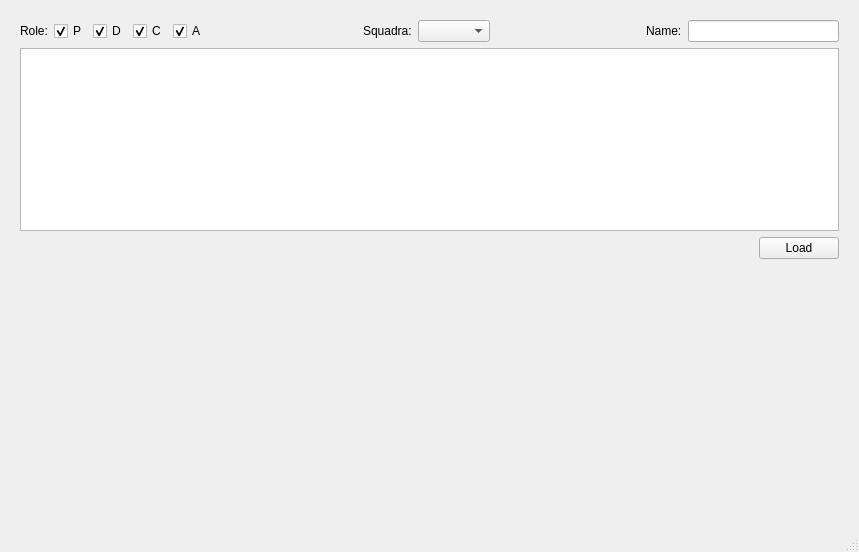
This is mainwindow.ui in andregri/fantacalcio-asta as Qt 5 draws it before an edit. The edited form follows.
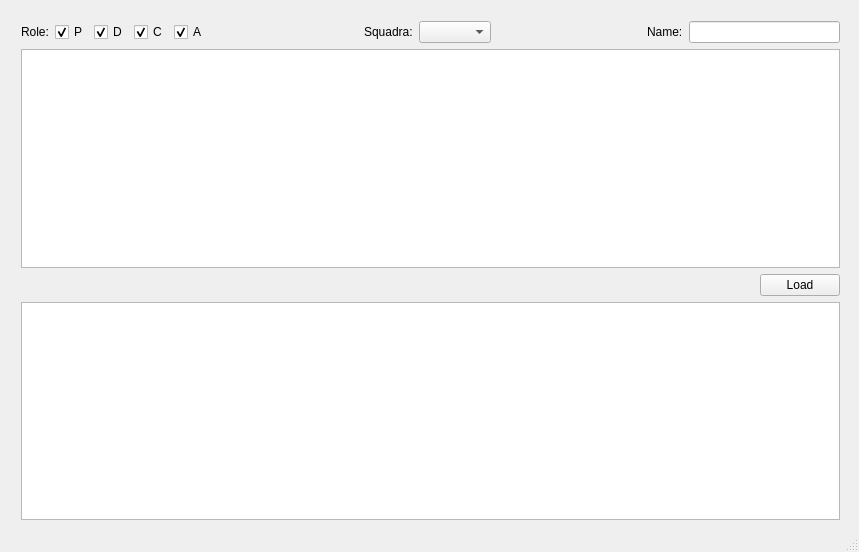
This is the edited form.

Commit message: add recap table of teams

```diff
--- a/mainwindow.ui
+++ b/mainwindow.ui
@@ -14,13 +14,13 @@
    <string>MainWindow</string>
   </property>
   <widget class="QWidget" name="centralWidget">
-   <widget class="QWidget" name="layoutWidget">
+   <widget class="QWidget" name="">
     <property name="geometry">
      <rect>
-      <x>9</x>
-      <y>9</y>
+      <x>10</x>
+      <y>10</y>
       <width>841</width>
-      <height>261</height>
+      <height>521</height>
      </rect>
     </property>
     <layout class="QVBoxLayout" name="verticalLayout">
@@ -182,6 +182,9 @@
        </item>
       </layout>
      </item>
+     <item>
+      <widget class="QTableWidget" name="tableTeams"/>
+     </item>
     </layout>
    </widget>
   </widget>
```
The commit also changes 7 other files.
